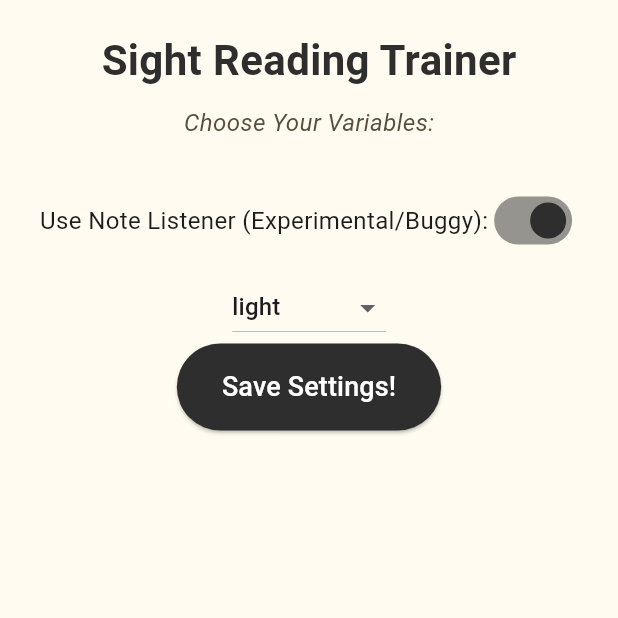
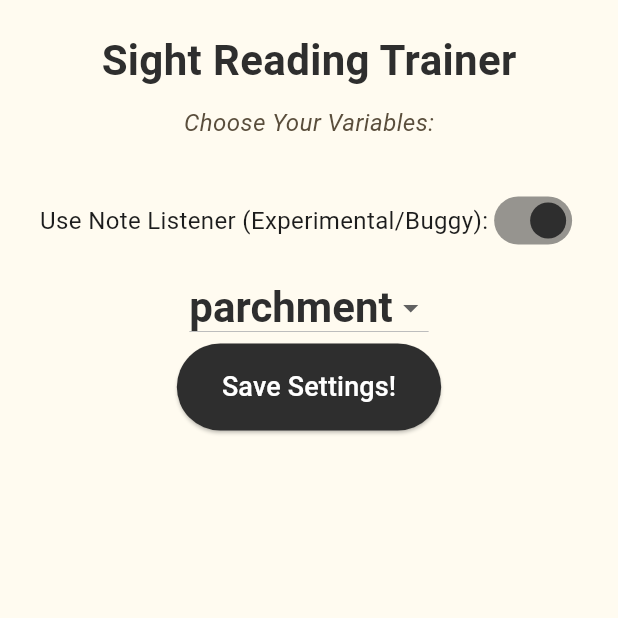
Before and after one commit to sg782/chordSightReading, a Flutter app: the SettingsPage screen opened by its route, on a phone screen of 412 x 824 dp, the top half of it. Run offline on Flutter 3.47's test engine with Material 3 defaults, Android fonts, the phone set to English and light mode, and no system bars; our stand-ins replace permission_handler; missing offline and left inert: fftea, flutter_audio_capture; Roboto replaces fonts that are missing (Georgia).

Commit message:
minor change

```diff
--- a/flutter_version/chord_sight_reading/lib/app_theme.dart
+++ b/flutter_version/chord_sight_reading/lib/app_theme.dart
@@ -7,12 +7,8 @@ class AppTheme {
 
   AppTheme._internal();
 
-  bool _isDark = false;
   dynamic _themePreference = Styles.parchment;
 
-  void toggleTheme() {
-    _isDark = !_isDark;
-  }
 
   void setTheme(String theme){
     if(!Styles.themes.keys.contains(theme)){
@@ -22,7 +18,5 @@ class AppTheme {
   }
 
 
-  get isDark => _isDark;
-
   get current => _themePreference;
 }
--- a/flutter_version/chord_sight_reading/lib/settings_page.dart
+++ b/flutter_version/chord_sight_reading/lib/settings_page.dart
@@ -85,7 +85,7 @@ class _SettingsPageState extends State<SettingsPage> {
               const SizedBox(height: 10),
 
               DropdownButton<String>(
-                value: 'light', // must be one of the keys
+                value: style.name, // must be one of the keys
                 items: Styles.themes.keys.map((theme) {
                   return DropdownMenuItem<String>(
                     value: theme,
@@ -98,6 +98,8 @@ class _SettingsPageState extends State<SettingsPage> {
                     style = Styles.themes[value]!;
                   });
                 },
+                style: style.title,
+                dropdownColor: style.background,
               ),
 
 
--- a/flutter_version/chord_sight_reading/lib/styles.dart
+++ b/flutter_version/chord_sight_reading/lib/styles.dart
@@ -17,6 +17,8 @@ class Styles {
 }
 
 class _DarkStyles {
+  final String name = "dark";
+
   final Color background = const Color(0xFF121212);
   final Color primary = const Color(0xFF1DB954);
   final Color accent = const Color(0xFFBB86FC);
@@ -45,6 +47,8 @@ class _DarkStyles {
 }
 
 class _LightStyles {
+  final String name = "light";
+
   final Color background = const Color(0xFFF5EDF9);
   final Color primary = const Color(0xFF4B0082);
   final Color accent = const Color(0xFF9370DB);
@@ -74,6 +78,7 @@ class _LightStyles {
 
 
 class _SunsetStyles {
+  final String name = "sunset";
   final Color background = const Color(0xFFFFF3E0); // warm cream
   final Color primary = const Color(0xFFFF7043); // deep orange
   final Color accent = const Color(0xFFFFA726); // sunbeam amber
@@ -103,6 +108,8 @@ class _SunsetStyles {
 
 
 class _RetroStyles {
+  final String name = "retro";
+
   final Color background = const Color(0xFF1F1D36); // dark purple
   final Color primary = const Color(0xFFE94560); // neon red
   final Color accent = const Color(0xFF0F3460); // steel blue
@@ -131,6 +138,8 @@ class _RetroStyles {
 }
 
 class _ParchmentStyles {
+  final String name = "parchment";
+
   final Color background = const Color(0xFFFFFBF0); // parchment cream
   final Color primary = const Color(0xFF2E2E2E); // dark gray (for buttons/icons)
   final Color accent = const Color(0xFF8C7853); // brass/golden-brown (for highlights)
```
